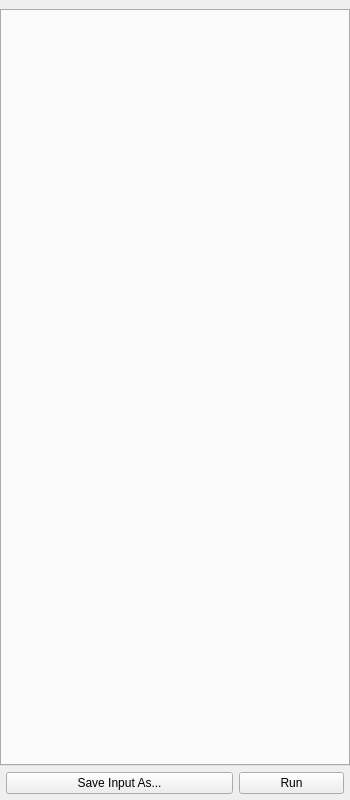
Before: the Qt Designer form src/crispy/quanty/uis/main.ui in mretegan/crispy, drawn with Qt 5.
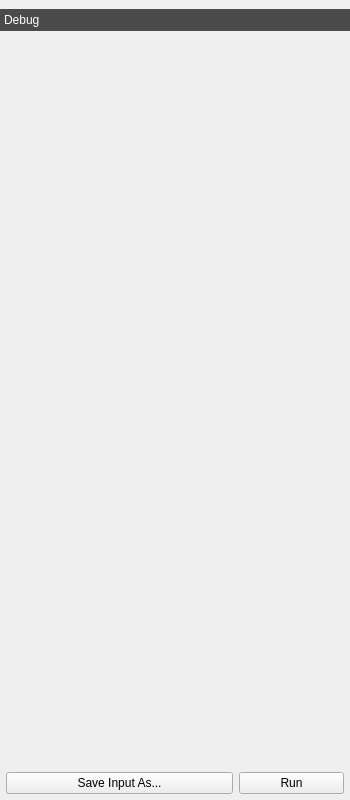
After: the same form once the commit is applied.

Commit message: Revert to a ToolBox based design

The edit to the form file:
```diff
--- a/src/crispy/quanty/uis/main.ui
+++ b/src/crispy/quanty/uis/main.ui
@@ -22,6 +22,12 @@
     <height>350</height>
    </size>
   </property>
+  <property name="styleSheet">
+   <string notr="true">QToolBox::tab {
+    background-color: rgb(75, 75, 75);
+    color: white;
+}</string>
+  </property>
   <property name="features">
    <set>QDockWidget::DockWidgetFeature::DockWidgetFloatable|QDockWidget::DockWidgetFeature::DockWidgetMovable</set>
   </property>
@@ -55,10 +61,43 @@
      <number>0</number>
     </property>
     <item>
-     <widget class="QTabWidget" name="tabWidget">
+     <widget class="QToolBox" name="toolBox">
       <property name="enabled">
        <bool>true</bool>
       </property>
+      <property name="lineWidth">
+       <number>0</number>
+      </property>
+      <property name="tabSpacing">
+       <number>6</number>
+      </property>
+      <widget class="QWidget" name="debug">
+       <property name="geometry">
+        <rect>
+         <x>0</x>
+         <y>0</y>
+         <width>310</width>
+         <height>714</height>
+        </rect>
+       </property>
+       <attribute name="label">
+        <string>Debug</string>
+       </attribute>
+       <layout class="QVBoxLayout" name="generalPageVerticalLayout">
+        <property name="leftMargin">
+         <number>6</number>
+        </property>
+        <property name="topMargin">
+         <number>6</number>
+        </property>
+        <property name="rightMargin">
+         <number>6</number>
+        </property>
+        <property name="bottomMargin">
+         <number>6</number>
+        </property>
+       </layout>
+      </widget>
      </widget>
     </item>
     <item>
```
The commit also changes 1 other file.
